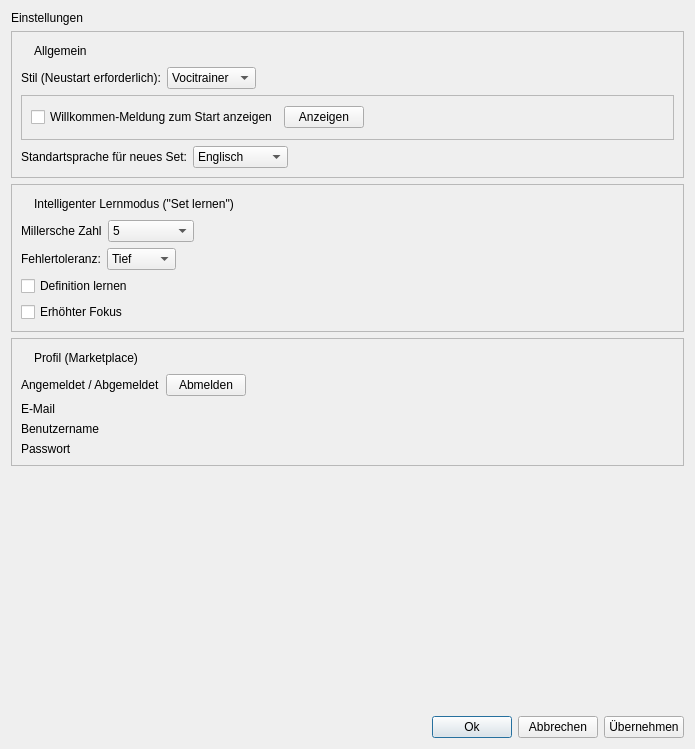
The window that Client/res/einstellungen.ui (samuelx12/Vocitrainer) describes before a commit, drawn with Qt 5.
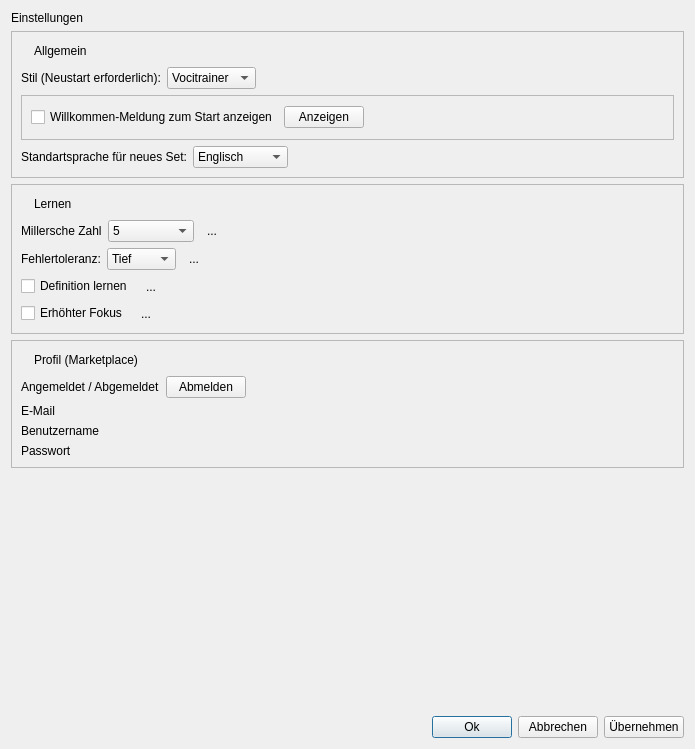
The same window after the commit. Icons and pictures are not drawn.

Commit message: - Kleine Info zeichen in die Einstellungen eingefügt, welche beim beim Hovern genauere Informationen über die Einstellungsoption anzeigen. - Such Algorithmus beachtet jetzt auch den Benutzernamen. - Bug behoben, dass Sets von gesperrten Benutzern angezeigt wurden.

```diff
--- a/Client/res/einstellungen.ui
+++ b/Client/res/einstellungen.ui
@@ -231,7 +231,7 @@
         <item>
          <widget class="QLabel" name="label_14">
           <property name="text">
-           <string>Intelligenter Lernmodus (&quot;Set lernen&quot;)</string>
+           <string>Lernen</string>
           </property>
          </widget>
         </item>
@@ -288,6 +288,28 @@
           </item>
          </widget>
         </item>
+        <item>
+         <widget class="QToolButton" name="toolButton_Info_MZ">
+          <property name="toolTip">
+           <string>Millersche Zahl
+George Miller hat in einem der meistzitiertesten Artikel der Psychologie die Erkenntnis dargelegt, dass das menschliche Gerhirn eine beschränkte Anzahl von Informationseinheiten im Kurzzeitgedächtnis behalten kann. Diese Zahl ist individuell und 7 plus/minus 2 gross und kann nicht trainiert werden. Der intelligente Lernmodus &quot;Set lernen&quot; benutzt diese Erkenntnis um ein effektiveres Lernen zu ermöglichen. Hier können Sie ihre &quot;persönliche Millersche Zahl&quot; eintragen.
+Ein Selbsttest um diese Zahl bei sich selbst herauszufinden, befindet sich in der dazugehörigen Maturaarbeit.</string>
+          </property>
+          <property name="toolTipDuration">
+           <number>0</number>
+          </property>
+          <property name="text">
+           <string>...</string>
+          </property>
+          <property name="icon">
+           <iconset resource="../ressources.qrc">
+            <normaloff>:/icons/res/icons/info_FILL0_wght400_GRAD0_opsz24.svg</normaloff>:/icons/res/icons/info_FILL0_wght400_GRAD0_opsz24.svg</iconset>
+          </property>
+          <property name="autoRaise">
+           <bool>true</bool>
+          </property>
+         </widget>
+        </item>
         <item>
          <spacer name="horizontalSpacer_3">
           <property name="orientation">
@@ -331,6 +353,27 @@
           </item>
          </widget>
         </item>
+        <item>
+         <widget class="QToolButton" name="toolButton_Info_FT">
+          <property name="toolTip">
+           <string>Fehlertoleranz
+Die Fehlertoleranz bestimmt, wie ab wie vielen falschen Antworten der Intelligente Modus &quot;Set lernen&quot; die Schwierigkeit eines Wortes als höher einschätzt.</string>
+          </property>
+          <property name="toolTipDuration">
+           <number>0</number>
+          </property>
+          <property name="text">
+           <string>...</string>
+          </property>
+          <property name="icon">
+           <iconset resource="../ressources.qrc">
+            <normaloff>:/icons/res/icons/info_FILL0_wght400_GRAD0_opsz24.svg</normaloff>:/icons/res/icons/info_FILL0_wght400_GRAD0_opsz24.svg</iconset>
+          </property>
+          <property name="autoRaise">
+           <bool>true</bool>
+          </property>
+         </widget>
+        </item>
         <item>
          <spacer name="horizontalSpacer_2">
           <property name="orientation">
@@ -347,18 +390,94 @@
        </layout>
       </item>
       <item>
-       <widget class="QCheckBox" name="box_definitionLernen">
-        <property name="text">
-         <string>Definition lernen</string>
-        </property>
-       </widget>
+       <layout class="QHBoxLayout" name="horizontalLayout_12">
+        <item>
+         <widget class="QCheckBox" name="box_definitionLernen">
+          <property name="text">
+           <string>Definition lernen</string>
+          </property>
+         </widget>
+        </item>
+        <item>
+         <widget class="QToolButton" name="toolButton_Info_definitionLernen">
+          <property name="toolTip">
+           <string>Definition lernen
+Wenn diese Option an ist, fragt der Vocitrainer immer wo verfügbar mit der Definition ab.</string>
+          </property>
+          <property name="toolTipDuration">
+           <number>0</number>
+          </property>
+          <property name="text">
+           <string>...</string>
+          </property>
+          <property name="icon">
+           <iconset resource="../ressources.qrc">
+            <normaloff>:/icons/res/icons/info_FILL0_wght400_GRAD0_opsz24.svg</normaloff>:/icons/res/icons/info_FILL0_wght400_GRAD0_opsz24.svg</iconset>
+          </property>
+          <property name="autoRaise">
+           <bool>true</bool>
+          </property>
+         </widget>
+        </item>
+        <item>
+         <spacer name="horizontalSpacer_11">
+          <property name="orientation">
+           <enum>Qt::Horizontal</enum>
+          </property>
+          <property name="sizeHint" stdset="0">
+           <size>
+            <width>40</width>
+            <height>20</height>
+           </size>
+          </property>
+         </spacer>
+        </item>
+       </layout>
       </item>
       <item>
-       <widget class="QCheckBox" name="box_fokusmodus">
-        <property name="text">
-         <string>Erhöhter Fokus</string>
-        </property>
-       </widget>
+       <layout class="QHBoxLayout" name="horizontalLayout_13">
+        <item>
+         <widget class="QCheckBox" name="box_fokusmodus">
+          <property name="text">
+           <string>Erhöhter Fokus</string>
+          </property>
+         </widget>
+        </item>
+        <item>
+         <widget class="QToolButton" name="toolButton_Info_erhoehteFokus">
+          <property name="toolTip">
+           <string>Erhöhter Fokus
+Ist diese Option aktiviert, werden zusätzliche Informationen wie Bemerkung und Schwierigkeit während dem Lernen nicht angezeigt.</string>
+          </property>
+          <property name="toolTipDuration">
+           <number>0</number>
+          </property>
+          <property name="text">
+           <string>...</string>
+          </property>
+          <property name="icon">
+           <iconset resource="../ressources.qrc">
+            <normaloff>:/icons/res/icons/info_FILL0_wght400_GRAD0_opsz24.svg</normaloff>:/icons/res/icons/info_FILL0_wght400_GRAD0_opsz24.svg</iconset>
+          </property>
+          <property name="autoRaise">
+           <bool>true</bool>
+          </property>
+         </widget>
+        </item>
+        <item>
+         <spacer name="horizontalSpacer_12">
+          <property name="orientation">
+           <enum>Qt::Horizontal</enum>
+          </property>
+          <property name="sizeHint" stdset="0">
+           <size>
+            <width>40</width>
+            <height>20</height>
+           </size>
+          </property>
+         </spacer>
+        </item>
+       </layout>
       </item>
      </layout>
     </widget>
```
The commit also changes 7 other files.
